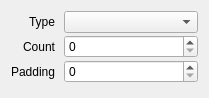
Above: src/session/FieldProperties.ui from houmain/gpupad before the change. Below: the same form after it.
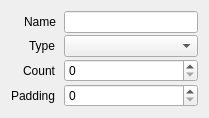
That is the form after the change. Custom widgets are drawn as their Qt base class.

What changed in the file:
```diff
--- a/src/session/FieldProperties.ui
+++ b/src/session/FieldProperties.ui
@@ -7,7 +7,7 @@
     <x>0</x>
     <y>0</y>
     <width>209</width>
-    <height>98</height>
+    <height>103</height>
    </rect>
   </property>
   <layout class="QVBoxLayout" name="verticalLayout">
@@ -34,24 +34,24 @@
      <property name="bottomMargin">
       <number>0</number>
      </property>
-     <item row="0" column="0">
+     <item row="1" column="0">
       <widget class="QLabel" name="labelType">
        <property name="text">
         <string>Type</string>
        </property>
       </widget>
      </item>
-     <item row="0" column="1">
+     <item row="1" column="1">
       <widget class="DataComboBox" name="type"/>
      </item>
-     <item row="1" column="0">
+     <item row="2" column="0">
       <widget class="QLabel" name="labelCount">
        <property name="text">
         <string>Count</string>
        </property>
       </widget>
      </item>
-     <item row="1" column="1">
+     <item row="2" column="1">
       <widget class="QSpinBox" name="count">
        <property name="minimumSize">
         <size>
@@ -70,14 +70,14 @@
        </property>
       </widget>
      </item>
-     <item row="2" column="0">
+     <item row="3" column="0">
       <widget class="QLabel" name="labelPadding">
        <property name="text">
         <string>Padding</string>
        </property>
       </widget>
      </item>
-     <item row="2" column="1">
+     <item row="3" column="1">
       <widget class="QSpinBox" name="padding">
        <property name="minimumSize">
         <size>
@@ -90,6 +90,16 @@
        </property>
       </widget>
      </item>
+     <item row="0" column="1">
+      <widget class="QLineEdit" name="name"/>
+     </item>
+     <item row="0" column="0">
+      <widget class="QLabel" name="labelName">
+       <property name="text">
+        <string>Name</string>
+       </property>
+      </widget>
+     </item>
     </layout>
    </item>
   </layout>
```
